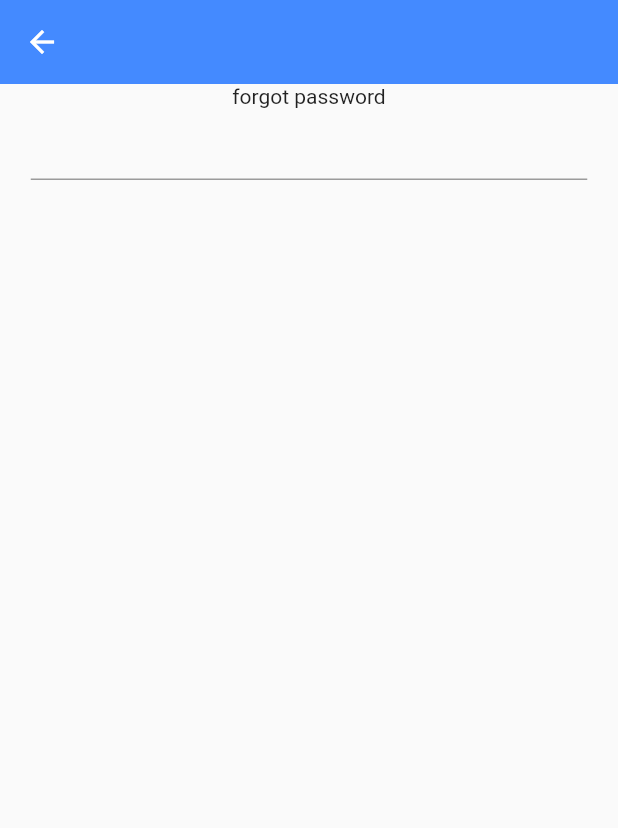
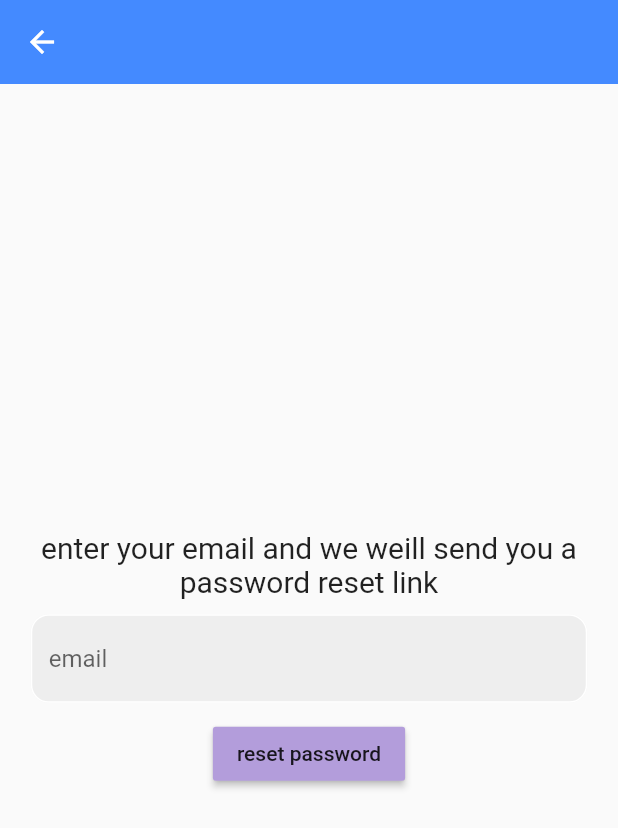
Before and after one commit to Zagwe/enebla_user_app, a Flutter app: the reset_password screen opened directly, on a phone screen of 412 x 824 dp. Shown: the top 828 px of the screen. Run offline on Flutter 3.47's test engine with Material 2 defaults, Android fonts, the phone set to English and light mode, and no system bars; our stand-ins replace carousel_slider, cloud_firestore, firebase_auth, firebase_core, fluttertoast, google_nav_bar and 4 more; missing offline and left inert: dart:ffi, flutter_settings_ui; accounts and stored records are empty; network calls fail.

Commit message:
forget password

```diff
--- a/lib/auth/login.dart
+++ b/lib/auth/login.dart
@@ -99,7 +99,7 @@ class _Login_pageState extends State<Login_page> {
                 crossAxisAlignment: CrossAxisAlignment.center,
                 children: <Widget>[
                   SizedBox(
-                    child: Image.asset("lib/assets/logo.png"),
+                    child: Image.asset("lib/assets/logo1.png"),
                   ),
                   SizedBox(
                     height: 30,
--- a/lib/auth/reset_password.dart
+++ b/lib/auth/reset_password.dart
@@ -1,3 +1,4 @@
+import 'package:firebase_auth/firebase_auth.dart';
 import 'package:flutter/material.dart';
 
 class reset_password extends StatefulWidget {
@@ -11,6 +12,34 @@ class _reset_passwordState extends State<reset_password> {
   final _formkey = GlobalKey<FormState>();
 
   final TextEditingController emailController = new TextEditingController();
+  void dispose() {
+    emailController.dispose();
+    super.dispose();
+  }
+
+  Future passwordReset() async {
+    try {
+      await FirebaseAuth.instance
+          .sendPasswordResetEmail(email: emailController.text.trim());
+      showDialog(
+          context: context,
+          builder: (context) {
+            return AlertDialog(
+              content: Text("password reset link sent! check ur email"),
+            );
+          });
+    } on FirebaseAuthException catch (e) {
+      print(e);
+      showDialog(
+          context: context,
+          builder: (context) {
+            return AlertDialog(
+              content: Text(e.message.toString()),
+            );
+          });
+    }
+  }
+
   @override
   Widget build(BuildContext context) {
     return Scaffold(
@@ -19,14 +48,45 @@ class _reset_passwordState extends State<reset_password> {
           elevation: 0,
         ),
         body: Column(
+          mainAxisAlignment: MainAxisAlignment.center,
           children: [
-            Text("forgot password"),
+            Padding(
+              padding: const EdgeInsets.symmetric(horizontal: 25.0),
+              child: Text(
+                "enter your email and we weill send you a password reset link",
+                textAlign: TextAlign.center,
+                style: TextStyle(fontSize: 20),
+              ),
+            ),
+            SizedBox(
+              height: 10,
+            ),
             Padding(
               padding: const EdgeInsets.symmetric(horizontal: 20.5),
               child: TextField(
                 controller: emailController,
-                decoration: InputDecoration(),
+                decoration: InputDecoration(
+                  enabledBorder: OutlineInputBorder(
+                    borderSide: BorderSide(color: Colors.white),
+                    borderRadius: BorderRadius.circular(12),
+                  ),
+                  focusedBorder: OutlineInputBorder(
+                    borderSide: BorderSide(color: Colors.deepPurple),
+                    borderRadius: BorderRadius.circular(12),
+                  ),
+                  hintText: "email",
+                  fillColor: Colors.grey[200],
+                  filled: true,
+                ),
               ),
+            ),
+            SizedBox(
+              height: 10,
+            ),
+            MaterialButton(
+              onPressed: passwordReset,
+              child: Text("reset password"),
+              color: Colors.deepPurple[200],
             )
           ],
         ));
--- a/pubspec.yaml
+++ b/pubspec.yaml
@@ -87,7 +87,7 @@ flutter:
   # To add assets to your application, add an assets section, like this:
   assets:
      - lib/assets/home.png
-     - lib/assets/logo.png
+     - lib/assets/logo1.png
      - lib/assets/home.jpg
 
   # An image asset can refer to one or more resolution-specific "variants", see
```
Also changed, not shown: lib/screens/onboarding/onBoarding.dart (+40 -28 lines), pubspec.lock.
